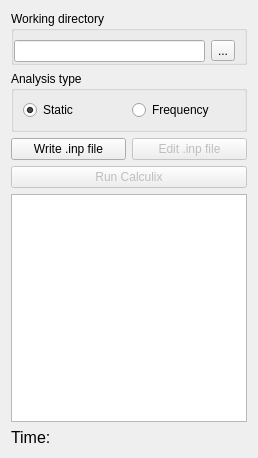
Above: src/Mod/Fem/TaskPanelFemSolverCalculix.ui from berndhahnebach/All_FreeCAD before the change. Below: the same form after it.
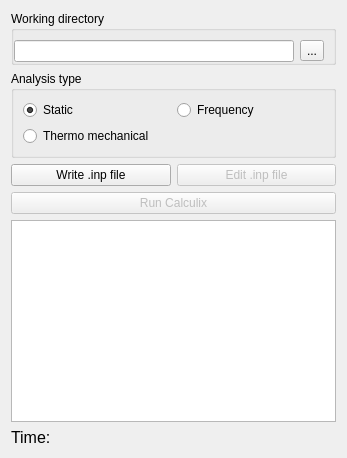
That is the form after the change. Custom widgets are drawn as their Qt base class.

Commit message: FEM: task panel solver calculix: add thermomech analysis button

```diff
--- a/src/Mod/Fem/TaskPanelFemSolverCalculix.ui
+++ b/src/Mod/Fem/TaskPanelFemSolverCalculix.ui
@@ -6,7 +6,7 @@
    <rect>
     <x>0</x>
     <y>0</y>
-    <width>258</width>
+    <width>347</width>
     <height>458</height>
    </rect>
   </property>
@@ -54,14 +54,14 @@
      <property name="title">
       <string>Analysis type</string>
      </property>
-     <layout class="QHBoxLayout" name="horizontalLayout">
+     <layout class="QGridLayout" name="gridLayout">
       <property name="leftMargin">
        <number>9</number>
       </property>
       <property name="bottomMargin">
        <number>9</number>
       </property>
-      <item>
+      <item row="0" column="0">
        <widget class="Gui::PrefRadioButton" name="rb_static_analysis">
         <property name="text">
          <string>Static</string>
@@ -71,13 +71,20 @@
         </property>
        </widget>
       </item>
-      <item>
+      <item row="0" column="1">
        <widget class="Gui::PrefRadioButton" name="rb_frequency_analysis">
         <property name="text">
          <string>Frequency</string>
         </property>
        </widget>
       </item>
+      <item row="1" column="0">
+       <widget class="Gui::PrefRadioButton" name="rb_thermomech_analysis">
+        <property name="text">
+         <string>Thermo mechanical</string>
+        </property>
+       </widget>
+      </item>
      </layout>
     </widget>
    </item>
```
The commit also changes 1 other file.
